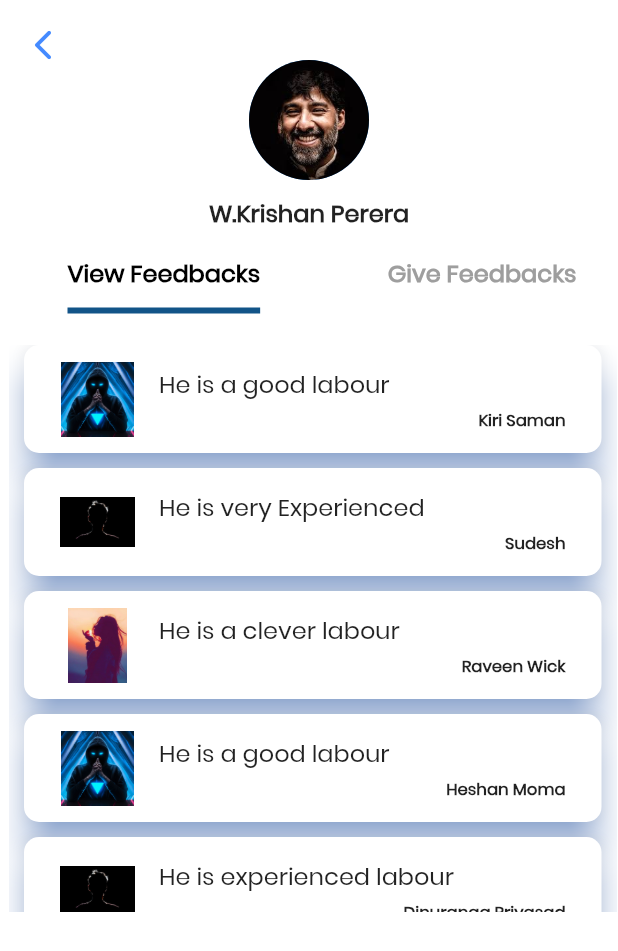
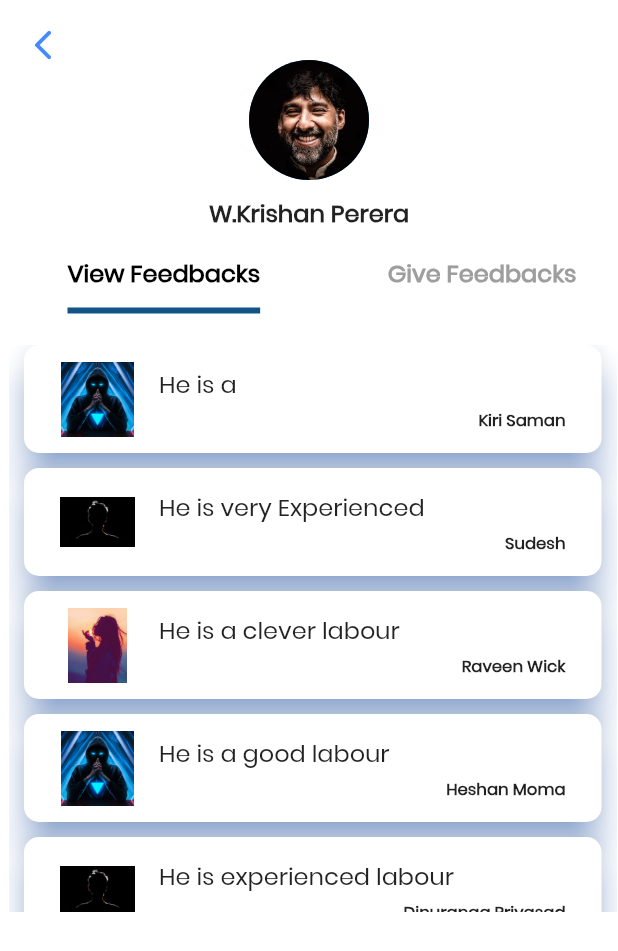
Before and after one commit to ProSiteGroup2/ProSite, a Flutter app: the FeedbackV screen opened directly, on a phone screen of 412 x 824 dp. Shown: the top 951 px of the screen. Run offline on Flutter 3.47's test engine with Material 2 defaults, Android fonts, the phone set to English and light mode, and no system bars; missing offline and left inert: dart:ffi.

Commit message:
feed change

```diff
--- a/lib/pages/feedback view.dart
+++ b/lib/pages/feedback view.dart
@@ -1,8 +1,6 @@
 import 'package:flutter/cupertino.dart';
 import 'package:flutter/material.dart';
 import 'package:group2/Classes/Feedback_list.dart';
-
-
 
 class FeedbackV extends StatefulWidget {
   const FeedbackV({Key? key}) : super(key: key);
@@ -17,11 +15,12 @@ class _FeedbackVState extends State<FeedbackV> with TickerProviderStateMixin {
     TabController _tabController = TabController(length: 2, vsync: this);
     TextEditingController _feedbackController = TextEditingController();
     List<Feedbacks> feedbacks = [
-      Feedbacks('He is a good labour', 'Kiri Saman', 'worker1.jpg'),
+      Feedbacks('He is a ', 'Kiri Saman', 'worker1.jpg'),
       Feedbacks('He is very Experienced', 'Sudesh', 'worker2.jpg'),
       Feedbacks('He is a clever labour', 'Raveen Wick', 'worker3.jpg'),
       Feedbacks('He is a good labour', 'Heshan Moma', 'worker1.jpg'),
-      Feedbacks('He is experienced labour', 'Dinuranga Priyasad', 'worker2.jpg'),
+      Feedbacks(
+          'He is experienced labour', 'Dinuranga Priyasad', 'worker2.jpg'),
     ];
     return Scaffold(
       backgroundColor: Colors.white,
```
